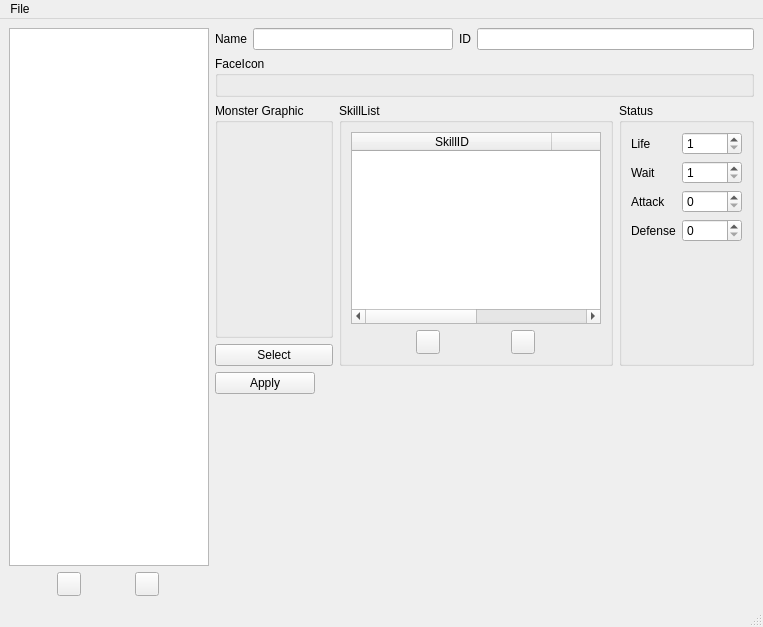
Old version of the form tools/MonsterEditor/RogaMonsterEditor.ui in the repository wasedaigo/samancing-roga.
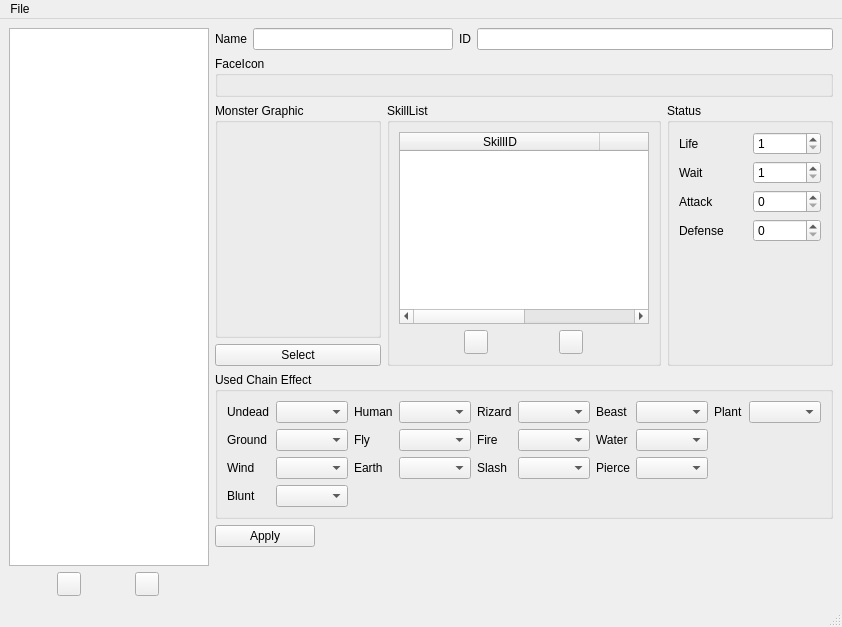
New version of the form. Icons and pictures are not drawn.

Commit message: Monster / Skill Editor update

Patch:
```diff
--- a/tools/MonsterEditor/RogaMonsterEditor.ui
+++ b/tools/MonsterEditor/RogaMonsterEditor.ui
@@ -6,7 +6,7 @@
    <rect>
     <x>0</x>
     <y>0</y>
-    <width>734</width>
+    <width>746</width>
     <height>627</height>
    </rect>
   </property>
@@ -345,6 +345,211 @@
         </item>
        </layout>
       </item>
+      <item>
+       <widget class="QGroupBox" name="gridGroupBox_2">
+        <property name="title">
+         <string>Used Chain Effect</string>
+        </property>
+        <layout class="QGridLayout" name="gridLayout_2">
+         <item row="0" column="0">
+          <layout class="QHBoxLayout" name="horizontalLayout_4">
+           <item>
+            <widget class="QLabel" name="label_7">
+             <property name="text">
+              <string>Undead</string>
+             </property>
+            </widget>
+           </item>
+           <item>
+            <widget class="QComboBox" name="undeadCombobox"/>
+           </item>
+          </layout>
+         </item>
+         <item row="0" column="1">
+          <layout class="QHBoxLayout" name="horizontalLayout_10">
+           <item>
+            <widget class="QLabel" name="label_9">
+             <property name="text">
+              <string>Human</string>
+             </property>
+            </widget>
+           </item>
+           <item>
+            <widget class="QComboBox" name="humanCombobox"/>
+           </item>
+          </layout>
+         </item>
+         <item row="0" column="2">
+          <layout class="QHBoxLayout" name="horizontalLayout_14">
+           <item>
+            <widget class="QLabel" name="label_16">
+             <property name="text">
+              <string>Rizard</string>
+             </property>
+            </widget>
+           </item>
+           <item>
+            <widget class="QComboBox" name="rizardCombobox"/>
+           </item>
+          </layout>
+         </item>
+         <item row="0" column="3">
+          <layout class="QHBoxLayout" name="horizontalLayout_15">
+           <item>
+            <widget class="QLabel" name="label_17">
+             <property name="text">
+              <string>Beast</string>
+             </property>
+            </widget>
+           </item>
+           <item>
+            <widget class="QComboBox" name="beastCombobox"/>
+           </item>
+          </layout>
+         </item>
+         <item row="1" column="0">
+          <layout class="QHBoxLayout" name="horizontalLayout_16">
+           <item>
+            <widget class="QLabel" name="label_18">
+             <property name="text">
+              <string>Ground</string>
+             </property>
+            </widget>
+           </item>
+           <item>
+            <widget class="QComboBox" name="groundCombobox"/>
+           </item>
+          </layout>
+         </item>
+         <item row="2" column="0">
+          <layout class="QHBoxLayout" name="horizontalLayout_17">
+           <item>
+            <widget class="QLabel" name="label_19">
+             <property name="text">
+              <string>Wind</string>
+             </property>
+            </widget>
+           </item>
+           <item>
+            <widget class="QComboBox" name="windCombobox"/>
+           </item>
+          </layout>
+         </item>
+         <item row="1" column="1">
+          <layout class="QHBoxLayout" name="horizontalLayout_18">
+           <item>
+            <widget class="QLabel" name="label_20">
+             <property name="text">
+              <string>Fly</string>
+             </property>
+            </widget>
+           </item>
+           <item>
+            <widget class="QComboBox" name="flyCombobox"/>
+           </item>
+          </layout>
+         </item>
+         <item row="1" column="2">
+          <layout class="QHBoxLayout" name="horizontalLayout_19">
+           <item>
+            <widget class="QLabel" name="label_21">
+             <property name="text">
+              <string>Fire</string>
+             </property>
+            </widget>
+           </item>
+           <item>
+            <widget class="QComboBox" name="fireCombobox"/>
+           </item>
+          </layout>
+         </item>
+         <item row="1" column="3">
+          <layout class="QHBoxLayout" name="horizontalLayout_20">
+           <item>
+            <widget class="QLabel" name="label_22">
+             <property name="text">
+              <string>Water</string>
+             </property>
+            </widget>
+           </item>
+           <item>
+            <widget class="QComboBox" name="waterCombobox"/>
+           </item>
+          </layout>
+         </item>
+         <item row="2" column="1">
+          <layout class="QHBoxLayout" name="horizontalLayout_21">
+           <item>
+            <widget class="QLabel" name="label_23">
+             <property name="text">
+              <string>Earth</string>
+             </property>
+            </widget>
+           </item>
+           <item>
+            <widget class="QComboBox" name="earthCombobox"/>
+           </item>
+          </layout>
+         </item>
+         <item row="2" column="2">
+          <layout class="QHBoxLayout" name="horizontalLayout_22">
+           <item>
+            <widget class="QLabel" name="label_24">
+             <property name="text">
+              <string>Slash</string>
+             </property>
+            </widget>
+           </item>
+           <item>
+            <widget class="QComboBox" name="slashCombobox"/>
+           </item>
+          </layout>
+         </item>
+         <item row="2" column="3">
+          <layout class="QHBoxLayout" name="horizontalLayout_23">
+           <item>
+            <widget class="QLabel" name="label_25">
+             <property name="text">
+              <string>Pierce</string>
+             </property>
+            </widget>
+           </item>
+           <item>
+            <widget class="QComboBox" name="pierceCombobox"/>
+           </item>
+          </layout>
+         </item>
+         <item row="3" column="0">
+          <layout class="QHBoxLayout" name="horizontalLayout_24">
+           <item>
+            <widget class="QLabel" name="label_26">
+             <property name="text">
+              <string>Blunt</string>
+             </property>
+            </widget>
+           </item>
+           <item>
+            <widget class="QComboBox" name="bluntCombobox"/>
+           </item>
+          </layout>
+         </item>
+         <item row="0" column="4">
+          <layout class="QHBoxLayout" name="horizontalLayout_26">
+           <item>
+            <widget class="QLabel" name="label_28">
+             <property name="text">
+              <string>Plant</string>
+             </property>
+            </widget>
+           </item>
+           <item>
+            <widget class="QComboBox" name="plantCombobox"/>
+           </item>
+          </layout>
+         </item>
+        </layout>
+       </widget>
+      </item>
       <item>
        <widget class="QPushButton" name="applyButton">
         <property name="maximumSize">
@@ -385,7 +590,7 @@
     <rect>
      <x>0</x>
      <y>0</y>
-     <width>734</width>
+     <width>746</width>
      <height>20</height>
     </rect>
    </property>
```
Left out of the diff: 8 changed lines with no effect on the pictures. The commit also changes 5 other files.
